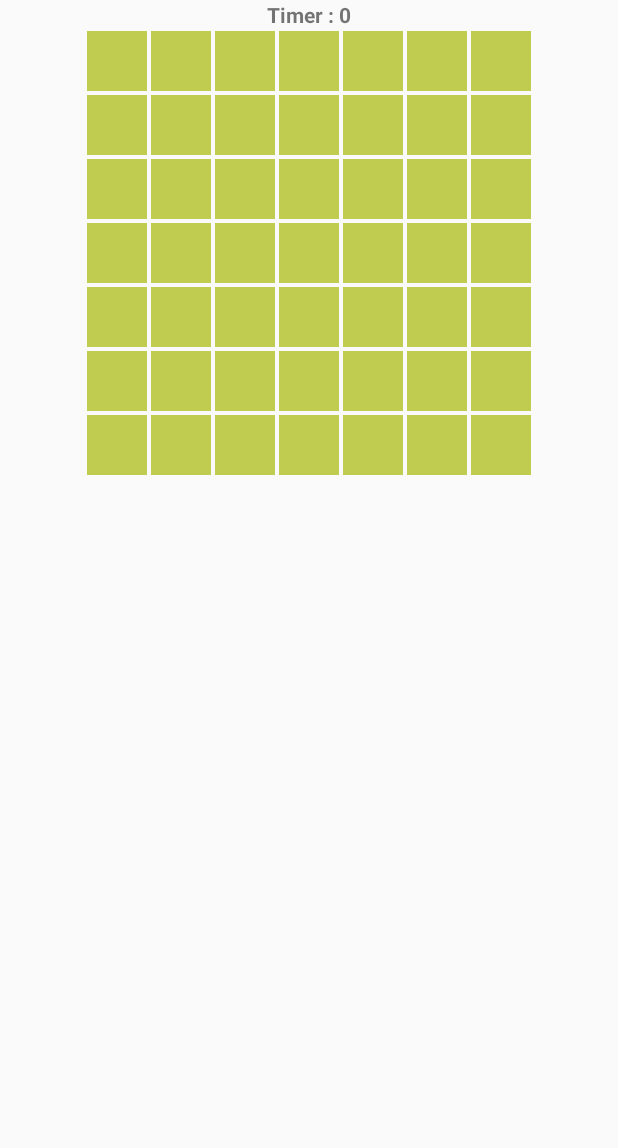
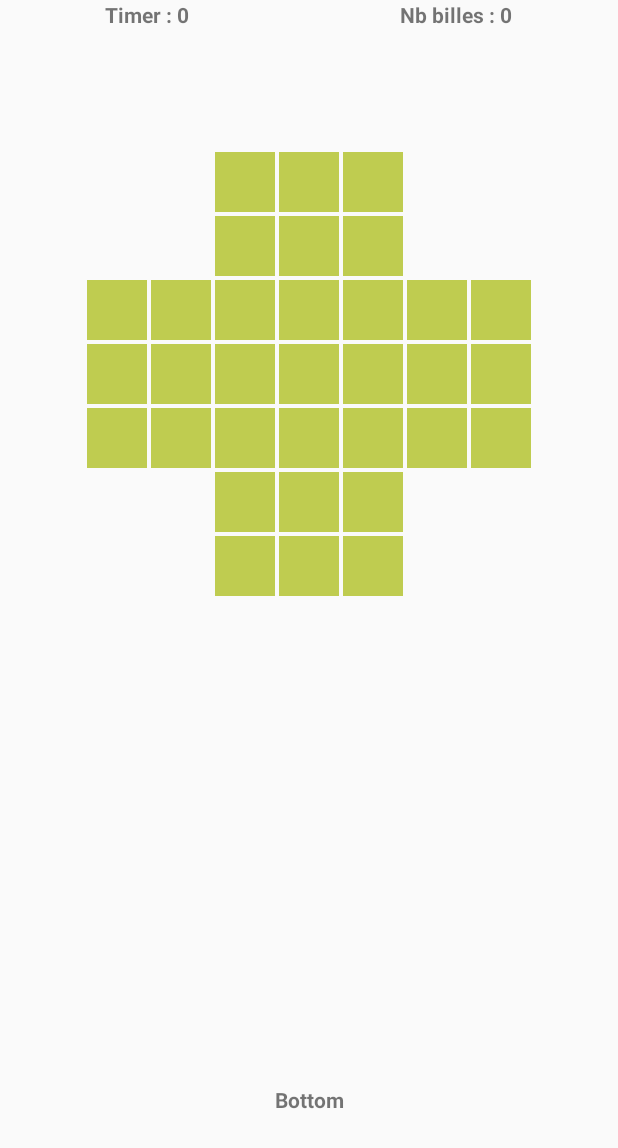
Before and after one commit to BastienLeduc/AndroidProject, an Android app: the screen it shows after launch (MainActivity), on a phone screen of 412 x 824 dp. Shown: the top 1148 px of the screen. Run offline under Robolectric (Android 15) with nearby library versions, the phone set to English and light mode, and no system bars.

Commit message:
Design Màj

```diff
--- a/app/src/main/java/com/bldc/androidproject/Case.java
+++ b/app/src/main/java/com/bldc/androidproject/Case.java
@@ -1,5 +1,6 @@
 package com.bldc.androidproject;
 
+import android.annotation.SuppressLint;
 import android.os.Bundle;
 import android.support.annotation.NonNull;
 import android.support.annotation.Nullable;
@@ -9,22 +10,34 @@ import android.view.View;
 import android.view.ViewGroup;
 import android.widget.ImageButton;
 
+@SuppressLint("ValidFragment")
 public class Case extends Fragment {
 
     private ImageButton imgCase = null;
-    private boolean disable = true;
+    private boolean use;
+    private boolean state;
+
+    public Case(boolean use, boolean state) {
+        super();
+        this.use = use;
+        this.state = state;
+
+    }
 
     @Override
     public View onCreateView(@NonNull LayoutInflater inflater, @Nullable ViewGroup container, @Nullable Bundle savedInstanceState) {
         View view = inflater.inflate(R.layout.fragment_case, container, false);
         imgCase = (ImageButton) view.findViewById(R.id.imgcase);
-        disable = true;
+        if (!use && !state) {
+            imgCase.setBackgroundColor(this.getContext().getResources().getColor(R.color.colorBack));
+        }
         return view;
     }
 
     @Override
     public void onResume() {
         super.onResume();
+        if(use) {
             imgCase.setOnClickListener(new View.OnClickListener() {
                 @Override
                 public void onClick(View view) {
@@ -32,17 +45,7 @@ public class Case extends Fragment {
                 }
             });
         }
+    }
 
 
-    public boolean isDisable() {
-        return disable;
 }
-
-    public void setDisable(boolean disable) {
-        this.disable = disable;
-        if (imgCase != null) {
-            if (!disable)
-                imgCase.setBackgroundColor(this.getContext().getResources().getColor(R.color.colorBack));
-        }
-    }
-}
--- a/app/src/main/java/com/bldc/androidproject/MainActivity.java
+++ b/app/src/main/java/com/bldc/androidproject/MainActivity.java
@@ -5,12 +5,17 @@ import android.support.v7.app.AppCompatActivity;
 import android.os.Bundle;
 import android.widget.GridLayout;
 
+import java.lang.reflect.Array;
 import java.util.ArrayList;
+import java.util.Arrays;
 
 public class MainActivity extends AppCompatActivity {
 
     private Case[] TabCase;
-    private final int nbCase = 49;
+    private final int nbLigneCol = 7;
+    private final int nbCase = (int) Math.pow(nbLigneCol, 2);
+    Integer[] listValue = {0,1,5,6};
+    private final ArrayList<Integer> noneActivCase = new ArrayList<Integer>(Arrays.asList(listValue));
     private GridLayout gridCase = null;
 
     @Override
@@ -19,18 +24,20 @@ public class MainActivity extends AppCompatActivity {
         setContentView(R.layout.activity_main);
         TabCase = new Case[nbCase];
         gridCase = (GridLayout) findViewById(R.id.gridCase);
-        gridCase.setColumnCount(7);
-        gridCase.setRowCount(7);
-        createLigneCase();
+        gridCase.setColumnCount(nbLigneCol);
+        gridCase.setRowCount(nbLigneCol);
+        createCase();
     }
 
-    private void createLigneCase() {
+    private void createCase() {
         FragmentTransaction ft = getSupportFragmentManager().beginTransaction();
-        for (int i = 0; i < 7; i++) {
-            for (int j = 0; j < 7; j++) {
-                TabCase[i * j] = new Case();
-                if (i * j == 0 || i * j == 1 || i * j == 2) TabCase[i * j].setDisable(false);
-                ft.add(R.id.gridCase, TabCase[i * j]);
+        for (int i = 0; i < nbLigneCol; i++) {
+            for (int j = 0; j < nbLigneCol; j++) {
+                if(noneActivCase.contains(i) && noneActivCase.contains(j))
+                    TabCase[i*j] = new Case(false,false);
+                else
+                    TabCase[i*j] = new Case(true,true);
+                ft.add(R.id.gridCase, TabCase[i*j]);
             }
         }
         ft.commit();
--- a/app/src/main/res/layout/activity_main.xml
+++ b/app/src/main/res/layout/activity_main.xml
@@ -1,25 +1,60 @@
 <?xml version="1.0" encoding="utf-8"?>
-<LinearLayout xmlns:app="http://schemas.android.com/apk/res-auto"
-    xmlns:android="http://schemas.android.com/apk/res/android"
+<LinearLayout xmlns:android="http://schemas.android.com/apk/res/android"
+    xmlns:app="http://schemas.android.com/apk/res-auto"
     android:layout_width="match_parent"
     android:layout_height="match_parent"
-    android:orientation="vertical"
     android:layout_gravity="center"
-    android:focusableInTouchMode="true">
+    android:focusableInTouchMode="true"
+    android:orientation="vertical">
     tools:context=".MainActivity">
 
+    <LinearLayout
+        android:layout_width="match_parent"
+        android:layout_height="wrap_content"
+        android:layout_weight="1">
+
         <TextView
-        android:layout_gravity="center"
+            android:layout_width="wrap_content"
+            android:layout_height="match_parent"
+            android:layout_weight="1"
             android:text="Timer : 0"
-        android:textStyle="bold"
+            android:textAlignment="center"
+            android:textStyle="bold"></TextView>
+
+        <TextView
             android:layout_width="wrap_content"
-        android:layout_height="wrap_content"></TextView>
+            android:layout_height="match_parent"
+            android:layout_weight="1"
+            android:text="Nb billes : 0"
+            android:textAlignment="center"
+            android:textStyle="bold"></TextView>
+    </LinearLayout>
+
+    <LinearLayout
+        android:layout_width="match_parent"
+        android:layout_height="wrap_content"
+        android:layout_weight="4"
+        android:orientation="vertical">
 
         <GridLayout
-        android:layout_gravity="center"
             android:id="@+id/gridCase"
             android:layout_width="wrap_content"
-        android:layout_height="wrap_content">
-    </GridLayout>
+            android:layout_height="wrap_content"
+            android:layout_gravity="center"></GridLayout>
+    </LinearLayout>
+
+    <LinearLayout
+        android:layout_width="match_parent"
+        android:layout_height="wrap_content"
+        android:layout_weight="1">
+
+        <TextView
+            android:layout_width="match_parent"
+            android:layout_height="match_parent"
+            android:text="Bottom"
+            android:textAlignment="center"
+            android:textStyle="bold"></TextView>
 
     </LinearLayout>
+
+</LinearLayout>
```
Lines whose indentation alone changed are shown as unchanged.
